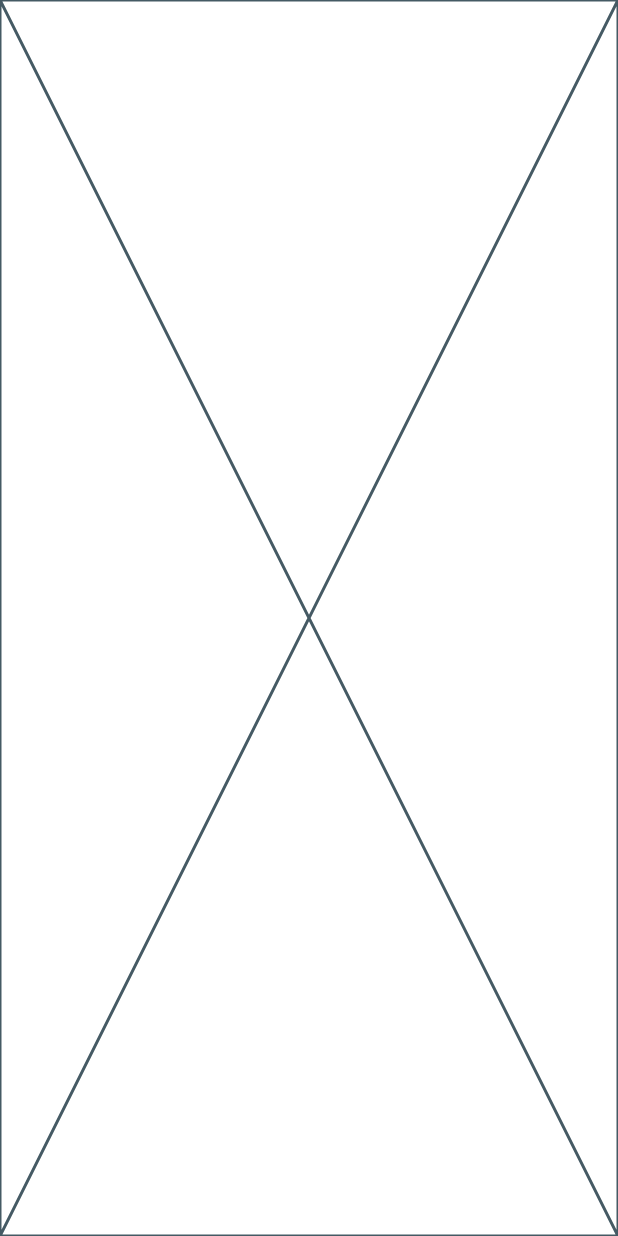
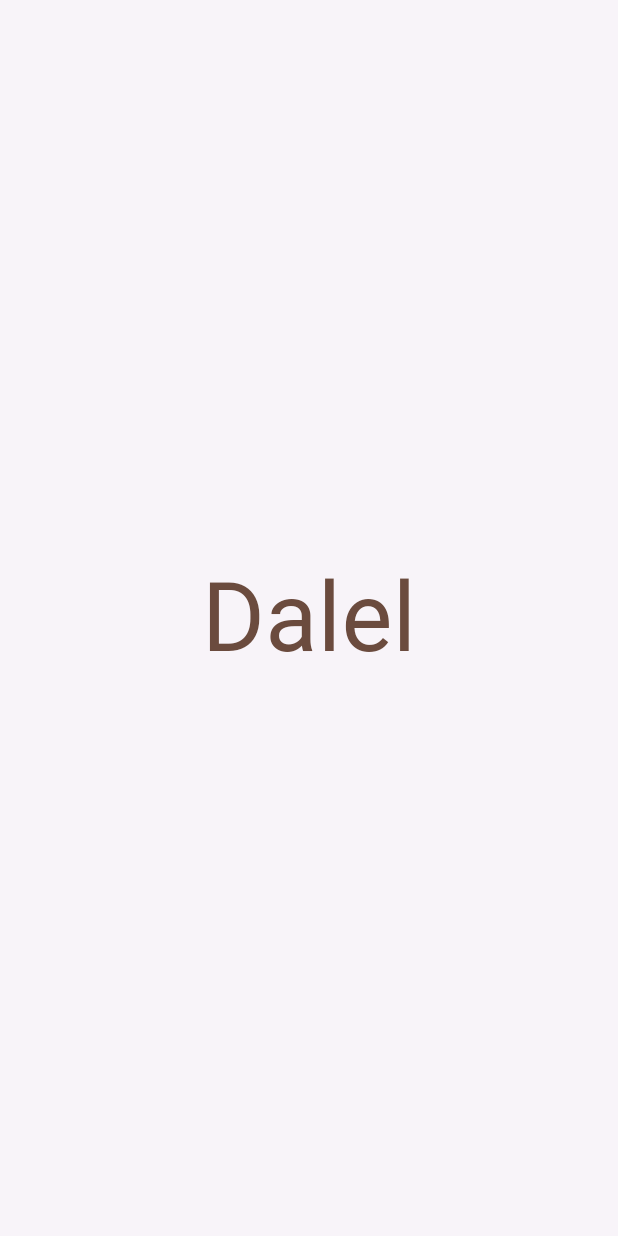
Before and after one commit to AhmedRe33t/Dalel, a Flutter app: the first screen one second after launch, on a phone screen of 412 x 824 dp. Run offline on Flutter 3.47's test engine with Material 3 defaults, Android fonts, the light colour scheme and no system bars; our stand-ins replace go_router; Roboto replaces fonts that are missing (Pacifico).

Commit message:
splash_view

```diff
--- /dev/null
+++ b/lib/core/function/navigation.dart
@@ -0,0 +1,5 @@
+ import 'package:go_router/go_router.dart';
+
+void custemNvigator(context,String path) {
+     GoRouter.of(context).push(path);
+  }
--- a/lib/core/routes/app_routes.dart
+++ b/lib/core/routes/app_routes.dart
@@ -1,7 +1,17 @@
+import 'package:dalelapp/features/onBoarding/presentation/views/on_boarding_view.dart';
 import 'package:dalelapp/features/splash/presentation/view/splash_sreen.dart';
 import 'package:go_router/go_router.dart';
 
 final GoRouter router= GoRouter(routes: [
   GoRoute(path: '/',
-  builder: (context, state) =>const SplashSreen(),)
-]);
+  builder: (context, state) =>const SplashSreen(),),
+  GoRoute(path: '/onBoarding',
+  builder: (context, state) =>const OnBoardingView(),),
+]
+
+
+
+)
+
+
+;
--- /dev/null
+++ b/lib/core/utils/app_strings.dart
@@ -0,0 +1,79 @@
+abstract class AppStrings {
+  //ToDo:All Strings
+
+  static const String appName = "Dalel",
+      //!On Boarding Strings
+      skip = "Skip",
+      next = "Next",
+      createAccount = "Create Account",
+      loginNow = "Login Now",
+      //!Auth Strings
+      welcome = "Welcome!",
+      welcomeBack = "Welcome Back!",
+      fristName = "First Name",
+      lastName = "Last Name",
+      emailAddress = "Email Address",
+      password = "Password",
+      iHaveAgreeToOur = "I have agree to our ",
+      termsAndCondition = "Terms and Condition",
+      signUp = "Sign Up",
+      signIn = "Sign In",
+      alreadyHaveAnAccount = "Already have an account ? ",
+      dontHaveAnAccount = "Don’t have an account ? ",
+      forgotPassword = "Forgot Password ?",
+      //!Home Strings
+      recommendations = "Recommendations",
+      about = "About",
+      wars = "Wars",
+      //!Search Strings
+      searchDeepIntoTheHistory = "Search deep into the history",
+      recent = "Recent",
+      //!Profile Strings
+      profile = "Profile",
+      account = "Account",
+      editProfile = "Edit Profile",
+      notification = "Notification",
+      general = "General",
+      settings = "Settings",
+      security = "Security",
+      privacyPolicy = "Privacy Policy",
+      logOut = "Log Out",
+      //!Bazar
+      bazar = "Bazar",
+      historicalPeriods = "Historical periods",
+      historicalCharacters = "Historical Characters",
+      historyBooks = "History Books",
+      historicalSouvenirs = "Historical Souvenirs",
+      //!Cart
+      myCart = "My Cart",
+      totalPayment = "Total Payment",
+      checkoutNow = "Checkout Now",
+      //!Payment Strings
+      checkoutScreen = "Checkout Screen",
+      deliveryAddress = "Delivery Address",
+      change = "Change",
+      items = "1 items",
+      selectedProduct = "Selected Product",
+      paymentMethod = "Payment Method",
+      confirmPayment = "Confirm Payment",
+      orderSuccess = "Order Success",
+      thankYou =
+          "Thank you for your order here and your package will be sent to your address very quickly and fast good product",
+      backToHome = "Back To Home",
+      //!Forgot password
+      forgotPasswordPage = "Forgot Password",
+      sendResetPasswordLink = "Send Reset Passwrod Link",
+      verificationNow = "Verification Now",
+      resendCode = "Resend Code",
+      verifyAccount = "Verify Account",
+      enter4DigitCodeWeHaveSentTo = "Enter 4 digit code we have sent to ",
+      haventReceivedVerificationCode = "Haven’t received verification code?";
+}
+
+abstract class FireBaseStrings {
+  static const String historicalPeriods = "historical_periods";
+  static const String name = "name";
+  static const String description = "description";
+  static const String image = "image";
+  static const String wars = "wars";
+}
--- /dev/null
+++ b/lib/core/utils/app_text_styles.dart
@@ -0,0 +1,59 @@
+import 'package:dalelapp/core/utils/app_colors.dart';
+import 'package:flutter/material.dart';
+
+abstract class CustomTextStyles {
+  static final pacifico400style64 = TextStyle(
+    fontSize: 64,
+    fontWeight: FontWeight.w400,
+    color: AppColors.depBrown,
+    fontFamily: "Pacifico",
+  );
+  static final poppins600style28 = TextStyle(
+    fontSize: 28,
+    fontWeight: FontWeight.w600,
+    color: AppColors.blak,
+    fontFamily: "Poppins",
+  );
+  static final poppins400style12 = TextStyle(
+    fontSize: 12,
+    fontWeight: FontWeight.w400,
+    color: AppColors.depGrey,
+    fontFamily: "Poppins",
+  );
+  static final poppins500style18 = TextStyle(
+    fontSize: 18,
+    fontWeight: FontWeight.w500,
+    color: AppColors.lightGrey,
+    fontFamily: "Poppins",
+  );
+  static const poppins500style24 = TextStyle(
+    fontSize: 24,
+    fontWeight: FontWeight.w500,
+    color: Colors.black,
+    fontFamily: "Poppins",
+  );
+  static final poppins500style14 = TextStyle(
+    fontSize: 14,
+    fontWeight: FontWeight.w500,
+    color: AppColors.depBrown,
+    fontFamily: "Poppins",
+  );
+  static const poppins300style16 = TextStyle(
+    fontSize: 16,
+    fontWeight: FontWeight.w300,
+    color: Colors.black,
+    fontFamily: "Poppins",
+  );
+  static final poppins400style20 = TextStyle(
+    fontSize: 20,
+    fontWeight: FontWeight.w400,
+    color: AppColors.depBrown,
+    fontFamily: "Poppins",
+  );
+  static const pacifico700style32 = TextStyle(
+    fontSize: 42,
+    fontWeight: FontWeight.bold,
+    color: Colors.white,
+    fontFamily: "Pacifico",
+  );
+}
--- /dev/null
+++ b/lib/features/onBoarding/presentation/views/on_boarding_view.dart
@@ -0,0 +1,10 @@
+import 'package:flutter/material.dart';
+
+class OnBoardingView extends StatelessWidget {
+  const OnBoardingView({super.key});
+
+  @override
+  Widget build(BuildContext context) {
+    return Scaffold();
+  }
+}
--- a/lib/features/splash/presentation/view/splash_sreen.dart
+++ b/lib/features/splash/presentation/view/splash_sreen.dart
@@ -1,10 +1,36 @@
+import 'package:dalelapp/core/function/navigation.dart';
+import 'package:dalelapp/core/utils/app_strings.dart';
+import 'package:dalelapp/core/utils/app_text_styles.dart';
 import 'package:flutter/material.dart';
+import 'package:go_router/go_router.dart';
 
-class SplashSreen extends StatelessWidget {
+class SplashSreen extends StatefulWidget {
   const SplashSreen({super.key});
 
   @override
+  State<SplashSreen> createState() => _SplashSreenState();
+}
+
+class _SplashSreenState extends State<SplashSreen> {
+  @override
+  void initState() {
+    delayNavigation(context);
+    super.initState();
+  }
+
+
+
+  @override
   Widget build(BuildContext context) {
-    return const Placeholder();
+    return  Scaffold(
+      body: Center(
+        child: Text(AppStrings.appName,style: CustomTextStyles.pacifico400style64,),
+      ),
+    );
   }
 }
+  void delayNavigation(context) {
+     Future.delayed(const Duration(seconds: 2),(){
+        custemNvigator(context,'/onBoarding');
+    });
+  }
--- a/lib/main.dart
+++ b/lib/main.dart
@@ -1,4 +1,5 @@
 import 'package:dalelapp/core/routes/app_routes.dart';
+import 'package:dalelapp/core/utils/app_colors.dart';
 import 'package:dalelapp/features/splash/presentation/view/splash_sreen.dart';
 import 'package:flutter/material.dart';
 import 'package:go_router/go_router.dart';
@@ -13,6 +14,9 @@ class DalelApp extends StatelessWidget {
   @override
   Widget build(BuildContext context) {
     return MaterialApp.router(
+      theme: ThemeData(
+        scaffoldBackgroundColor: AppColors.offWhite
+      ),
       debugShowCheckedModeBanner: false,
       routerConfig: router,
 
```
Also changed, not shown: pubspec.yaml (+5 -6 lines).
